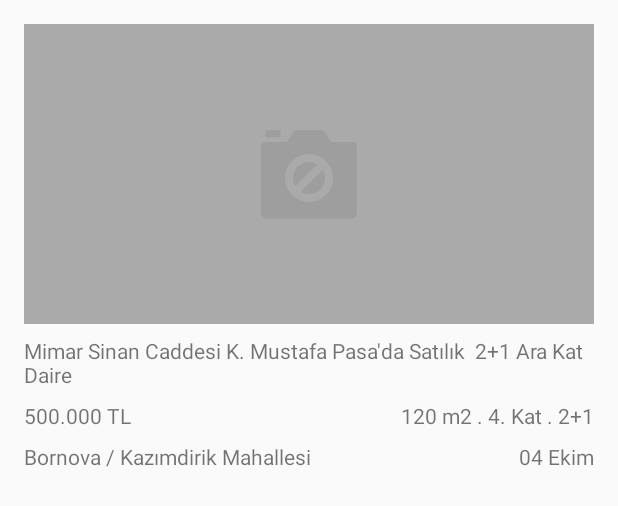
After one commit to farukyavuz/EmlakjetInterviewAndroid, an Android app: the layout list_item_notice.xml on its own in the app's theme, with its tools: preview values and no code run, on a phone screen of 412 x 824 dp. The commit adds this screen. Shown: the top 506 px of the screen. Run offline under Robolectric (Android 15) with nearby library versions, the phone set to English and light mode, and no system bars.

Commit message:
Added notice recyclerview.

```diff
--- /dev/null
+++ b/app/src/main/res/layout/list_item_notice.xml
@@ -0,0 +1,80 @@
+<?xml version="1.0" encoding="utf-8"?>
+<android.support.constraint.ConstraintLayout xmlns:android="http://schemas.android.com/apk/res/android"
+    xmlns:app="http://schemas.android.com/apk/res-auto"
+    xmlns:tools="http://schemas.android.com/tools"
+    android:id="@+id/itemNoticeRootView"
+    android:layout_width="match_parent"
+    android:layout_height="match_parent">
+
+    <ImageView
+        android:id="@+id/imageView"
+        android:layout_width="0dp"
+        android:layout_height="200dp"
+        android:layout_marginStart="16dp"
+        android:layout_marginLeft="16dp"
+        android:layout_marginTop="16dp"
+        android:layout_marginEnd="16dp"
+        android:layout_marginRight="16dp"
+        android:background="@android:color/darker_gray"
+        android:contentDescription="@null"
+        android:scaleType="center"
+        android:src="@drawable/icon_image_place_holder"
+        app:layout_constraintEnd_toEndOf="parent"
+        app:layout_constraintStart_toStartOf="parent"
+        app:layout_constraintTop_toTopOf="parent"
+        tools:src="@drawable/icon_image_place_holder" />
+
+    <TextView
+        android:id="@+id/itemNoticeTitle"
+        android:layout_width="0dp"
+        android:layout_height="wrap_content"
+        android:layout_marginStart="16dp"
+        android:layout_marginLeft="16dp"
+        android:layout_marginTop="8dp"
+        android:layout_marginEnd="16dp"
+        android:layout_marginRight="16dp"
+        android:ellipsize="end"
+        android:maxLines="2"
+        android:text="Mimar Sinan Caddesi K. Mustafa Pasa'da Satılık  2+1 Ara Kat Daire"
+        app:layout_constraintEnd_toEndOf="parent"
+        app:layout_constraintStart_toStartOf="parent"
+        app:layout_constraintTop_toBottomOf="@+id/imageView" />
+
+    <TextView
+        android:id="@+id/itemNoticePrice"
+        android:layout_width="wrap_content"
+        android:layout_height="wrap_content"
+        android:layout_marginTop="8dp"
+        app:layout_constraintStart_toStartOf="@+id/itemNoticeTitle"
+        app:layout_constraintTop_toBottomOf="@+id/itemNoticeTitle"
+        tools:text="500.000 TL" />
+
+    <TextView
+        android:id="@+id/itemNoticeFloor"
+        android:layout_width="wrap_content"
+        android:layout_height="wrap_content"
+        android:layout_marginTop="8dp"
+        android:text="120 m2 . 4. Kat . 2+1"
+        app:layout_constraintEnd_toEndOf="@+id/itemNoticeTitle"
+        app:layout_constraintTop_toBottomOf="@+id/itemNoticeTitle" />
+
+    <TextView
+        android:id="@+id/itemNoticeShortAddress"
+        android:layout_width="wrap_content"
+        android:layout_height="wrap_content"
+        android:layout_marginTop="8dp"
+        app:layout_constraintStart_toStartOf="@+id/itemNoticePrice"
+        app:layout_constraintTop_toBottomOf="@+id/itemNoticePrice"
+        tools:text="Bornova / Kazımdirik Mahallesi" />
+
+    <TextView
+        android:id="@+id/itemNoticeDate"
+        android:layout_width="wrap_content"
+        android:layout_height="wrap_content"
+        android:layout_marginTop="8dp"
+        app:layout_constraintEnd_toEndOf="@+id/itemNoticeFloor"
+        app:layout_constraintTop_toBottomOf="@+id/itemNoticeFloor"
+        tools:text="04 Ekim" />
+
+
+</android.support.constraint.ConstraintLayout>
--- /dev/null
+++ b/app/src/main/res/layout/pager_item_images.xml
@@ -0,0 +1,6 @@
+<?xml version="1.0" encoding="utf-8"?>
+<android.support.constraint.ConstraintLayout
+    xmlns:android="http://schemas.android.com/apk/res/android" android:layout_width="match_parent"
+    android:layout_height="match_parent">
+
+</android.support.constraint.ConstraintLayout>
```
Also changed, not shown: app/src/main/java/com/emlakjet/interview/MainActivity.kt (deleted, +0 -12 lines), app/src/main/java/com/emlakjet/interview/activity/NoticesActivity.kt (added, +36 -0 lines), app/src/main/java/com/emlakjet/interview/adapter/ImagesViewPagerAdapter.kt (added, +10 -0 lines), app/src/main/java/com/emlakjet/interview/adapter/NoticesAdapter.kt (added, +54 -0 lines), app/src/main/res/layout/activity_notices.xml (renamed from app/src/main/res/layout/activity_main.xml, +7 -7 lines), app/src/main/res/drawable-hdpi/icon_image_place_holder.png (added), app/src/main/res/drawable-mdpi/icon_image_place_holder.png (added), app/src/main/res/drawable-xhdpi/icon_image_place_holder.png (added), app/src/main/res/drawable-xxhdpi/icon_image_place_holder.png (added), app/src/main/res/drawable-xxxhdpi/icon_image_place_holder.png (added).
